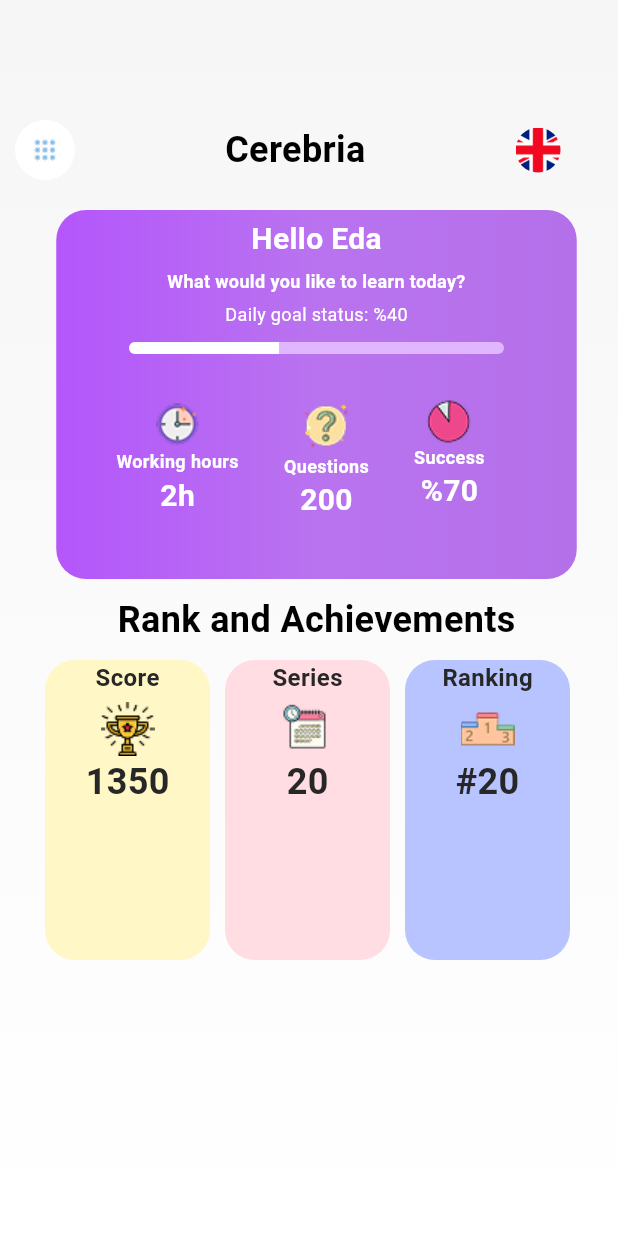
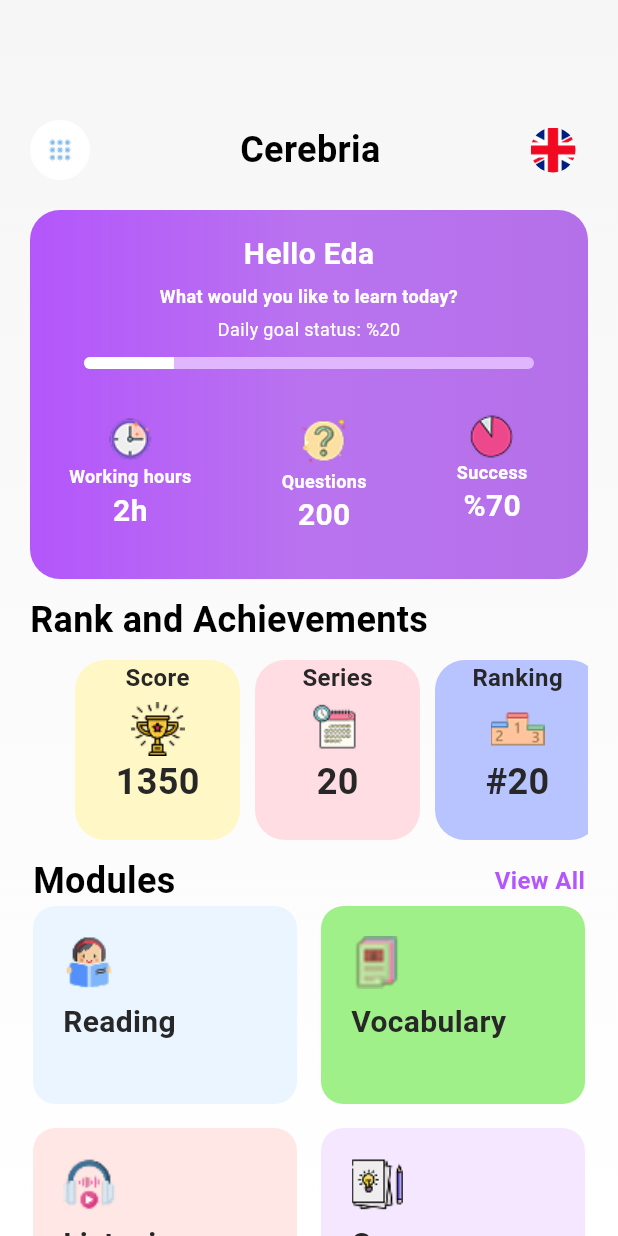
Before and after one commit to bbclubspace/cerebria, a Flutter app: the MainPage screen opened by its route, on a phone screen of 412 x 824 dp. Run offline on Flutter 3.47's test engine with Material 3 defaults, Android fonts, the phone set to English and light mode, and no system bars; our stand-ins replace flutter_svg.

Commit message:
Ana Sayfa ve Modül Sayfası düzenlendi

```diff
--- a/lib/constants/module_item.dart
+++ b/lib/constants/module_item.dart
@@ -8,6 +8,11 @@ final List<ModuleItem> modules = [
     name: 'Reading',
     iconPath: "assets/content-icon/read.png",
     color: colors.module.moduleContainerColor1,
+  ),
+  ModuleItem(
+    name: 'Vocabulary',
+    iconPath: "assets/content-icon/vocabulary.png",
+    color: colors.module.moduleContainerColor5,
   ),
   ModuleItem(
     name: 'Listening',
@@ -25,11 +30,6 @@ final List<ModuleItem> modules = [
     color: colors.module.moduleContainerColor4,
   ),
   ModuleItem(
-    name: 'Vocabulary',
-    iconPath: "assets/content-icon/vocabulary.png",
-    color: colors.module.moduleContainerColor5,
-  ),
-  ModuleItem(
     name: 'Exam',
     iconPath: "assets/content-icon/exam.png",
     color: colors.module.moduleContainerColor6,
--- a/lib/main.dart
+++ b/lib/main.dart
@@ -5,7 +5,6 @@ import 'package:cerebria/routes/routes.dart';
 import 'package:cerebria/pages/auth/login_page.dart';
 import 'package:cerebria/pages/auth/sing_up_page.dart';
 import 'package:flutter/material.dart';
-
 
 void main() {
   runApp(const MainApp());
@@ -20,7 +19,7 @@ class MainApp extends StatelessWidget {
       // uygulama çalışında debug diye bir flag oluyor ekranda onu kapadım
       debugShowCheckedModeBanner: false,
       // başlangıç olarak logini belirledim routes sınıfı üzerinden
-      initialRoute: Routes.reading_page,
+      initialRoute: Routes.login,
       // uygulama içindeki tüm routelar burada belirtilecek ve yönetilecek
       routes: {
         // drawer ile homepage kontrolü için mainpage de birleştirdim
@@ -28,9 +27,8 @@ class MainApp extends StatelessWidget {
         Routes.login: (context) => const LoginPage(),
         Routes.sing_up: (context) => const SignUpPage(),
 
-        Routes.module_page:(context) => const ModulePage(),
-        Routes.reading_page:(context) => const ReadingPage(),
-
+        Routes.module_page: (context) => const ModulePage(),
+        Routes.reading_page: (context) => const ReadingPage(),
       },
     );
   }
--- a/lib/pages/auth/sing_up_page.dart
+++ b/lib/pages/auth/sing_up_page.dart
@@ -6,8 +6,6 @@ import '../../widget/button/app_back_button.dart';
 import '../../widget/text/auth_title_text.dart';
 import '../../widget/textfield/auth_textfield.dart';
 import '../../widget/button/auth_button.dart';
-
-
 
 class SignUpPage extends StatelessWidget {
   const SignUpPage({Key? key}) : super(key: key);
--- a/lib/pages/home/home_page.dart
+++ b/lib/pages/home/home_page.dart
@@ -3,6 +3,9 @@ import 'package:flutter/cupertino.dart';
 import 'package:flutter/material.dart';
 import '../../constants/daily_content_data.dart';
 import '../../constants/rank_data.dart';
+import '../../constants/module_item.dart';
+
+import '../../routes/routes.dart';
 import '../../widget/container/daily_content_status.dart';
 import '../../widget/container/rank_and_ach_container.dart';
 import '../../widget/home_greeting.dart';
@@ -43,12 +46,13 @@ class _HomePageState extends State<HomePage> {
         ),
       ),
       child: Padding(
-        padding: const EdgeInsets.only(left: 10),
+        padding: const EdgeInsets.symmetric(horizontal: 20),
         child: Column(
           mainAxisAlignment: MainAxisAlignment.start,
+          crossAxisAlignment: CrossAxisAlignment.start,
           children: [
             const SizedBox(height: 80),
-             //menü, uygulama ismi, seçilen dil
+            //menü, uygulama ismi, seçilen dil
             //kodda çok yer kaplamaması için
             TopWidget(
               colors: colors,
@@ -70,7 +74,7 @@ class _HomePageState extends State<HomePage> {
             ),
             const SizedBox(height: 20),
             Container(
-              width: 347,
+              width: 400,
               height: 246,
               decoration: BoxDecoration(
                 //3 farklı renk vardı mor olan containerda gradient yapısı ile verebiliyoruz bunu
@@ -85,6 +89,7 @@ class _HomePageState extends State<HomePage> {
                 borderRadius: BorderRadius.circular(20),
               ),
               child: Column(
+                mainAxisAlignment: MainAxisAlignment.center,
                 children: [
                   const SizedBox(height: 5),
                   // isim falan onun içeriği
@@ -92,30 +97,27 @@ class _HomePageState extends State<HomePage> {
                     colors: colors,
                     username: "Eda",
                     subtitle: "What would you like to learn today?",
-                    dailyGoalStatus: "%40",
+                    dailyGoalStatus: "%20",
                   ),
 
                   const SizedBox(height: 10),
                   // ilerleme çubuğu value değeri şuan 0.4 ile sabit bunu ilerde içeriğe göre ayarlıcaz
-                  ProgressBar(colors: colors),
+                  ProgressBar(colors: colors, value: 0.2),
                   const SizedBox(height: 30),
 
                   // burada row row içerisinde de verebilirdim fakat kodda çok yer kaplıyor ve dinamik değil
                   // sürekli yeni bir şey geldiğinde elle eklememiz gerekiyor
-                  Padding(
-                    padding: const EdgeInsets.only(left: 40),
-                    child: SizedBox(
-                      height: 100,
+                  SizedBox(
+                    height: 100,
+                    width: 320,
+                    child: Center(
                       child: ListView.separated(
                         scrollDirection: Axis.horizontal,
-                        //default veri oluşturdum kullanmak için ilerde veritabanından gelicek onun uzunluğu kadar
                         itemCount: dailyContents.length,
-                        separatorBuilder: (_, __) => const SizedBox(width: 30),
+                        separatorBuilder: (_, __) => const SizedBox(width: 60),
                         itemBuilder: (context, index) {
                           final item = dailyContents[index];
                           return DailyContentStatus(
-                            // daily content için bir model sınıfı oluşturup onun tipinde liste oluşturmuştum
-                            // constants -> daily_content_data.dart içerisinde bakabilirsin
                             iconPath: item.iconPath,
                             title: item.title,
                             value: item.value,
@@ -142,9 +144,9 @@ class _HomePageState extends State<HomePage> {
             const SizedBox(height: 10),
             // daily content yapısına benzer yapı
             Padding(
-              padding: const EdgeInsets.only(left: 20),
+              padding: const EdgeInsets.only(left: 30),
               child: SizedBox(
-                height: 200,
+                height: 120,
                 child: ListView.separated(
                   scrollDirection: Axis.horizontal,
                   itemCount: ranks.length,
@@ -162,6 +164,87 @@ class _HomePageState extends State<HomePage> {
                 ),
               ),
             ),
+            const SizedBox(height: 10),
+            Padding(
+              padding: const EdgeInsets.symmetric(horizontal: 2),
+              child: Row(
+                // <-- Buraya Row eklendi
+                mainAxisAlignment: MainAxisAlignment
+                    .spaceBetween, // <-- Çocukları uçlara yaslar
+                children: [
+                  Text(
+                    "Modules",
+                    style: TextStyle(
+                      color: colors.home.titleTextColor,
+                      fontSize: 24,
+                      fontWeight: FontWeight.bold,
+                    ),
+                  ),
+                  InkWell(
+                    onTap: () {
+                      Navigator.pushNamed(context, Routes.module_page);
+                    },
+                    child: Text(
+                      "View All",
+                      style: TextStyle(
+                        color: colors.home.modulLinkColor,
+                        fontSize: 16,
+                        fontWeight: FontWeight.bold,
+                      ),
+                    ),
+                  ),
+                ],
+              ),
+            ),
+
+            // Moduller
+            Expanded(
+              child: GridView.count(
+                crossAxisCount: 2,
+                mainAxisSpacing: 16,
+                crossAxisSpacing: 16,
+                childAspectRatio: 160 / 120,
+                padding: const EdgeInsets.symmetric(horizontal: 2),
+                children: modules.take(4).map((item) {
+                  return InkWell(
+                    onTap: () {
+                      // Navigate to the module's specific page here
+                    },
+                    child: Container(
+                      decoration: BoxDecoration(
+                        color: item.color,
+                        borderRadius: BorderRadius.circular(15),
+                      ),
+                      child: Padding(
+                        padding: const EdgeInsets.only(left: 20),
+                        child: Column(
+                          mainAxisAlignment: MainAxisAlignment.start,
+                          crossAxisAlignment: CrossAxisAlignment.start,
+                          children: [
+                            const SizedBox(height: 20),
+                            Image.asset(
+                              item.iconPath,
+                              width: 35,
+                              height: 35,
+                              fit: BoxFit.contain,
+                            ),
+                            const SizedBox(height: 8),
+                            Text(
+                              item.name,
+                              style: TextStyle(
+                                color: colors.module.moduleContainerTextColor,
+                                fontSize: 20,
+                                fontWeight: FontWeight.bold,
+                              ),
+                            ),
+                          ],
+                        ),
+                      ),
+                    ),
+                  );
+                }).toList(),
+              ),
+            ),
           ],
         ),
       ),
--- a/lib/pages/module/module_page.dart
+++ b/lib/pages/module/module_page.dart
@@ -3,8 +3,8 @@ import 'package:cerebria/themes/app_colors.dart';
 
 import 'package:flutter/cupertino.dart';
 import 'package:flutter/material.dart';
+import '../../routes/routes.dart';
 
-import '../../widget/button/app_back_button.dart';
 import '../../widget/page_top_item.dart';
 
 class ModulePage extends StatelessWidget {
@@ -21,26 +21,11 @@ class ModulePage extends StatelessWidget {
         children: [
           SizedBox(height: 70),
 
-          Row(
-            children: [
-              const SizedBox(width: 16),
-              AppBackButton(iconPath: "assets/auth-icon/back.png", colors: colors),
-              const SizedBox(width: 100),
-               Text(
-                "Module",
-                style: TextStyle(fontSize: 30, fontWeight: FontWeight.w400,color: colors.module.titleTextColor),
-              ),
-            ],
-          ),
+          // back button and page name
+          PageTopItem(colors: colors, pageName: "Module"),
           const SizedBox(height: 16),
 
           // module grid
-
-          // back button and page name
-          PageTopItem(colors: colors,pageName: "Module",),
-          const SizedBox(height: 16),
-       // module grid
-
           Expanded(
             child: GridView.builder(
               padding: const EdgeInsets.all(16),
@@ -74,7 +59,7 @@ class ModulePage extends StatelessWidget {
                         const SizedBox(height: 8),
                         Text(
                           item.name,
-                          style:  TextStyle(
+                          style: TextStyle(
                             color: colors.module.moduleContainerTextColor,
                             fontSize: 20,
                             fontWeight: FontWeight.bold,
--- a/lib/themes/home/home_colors.dart
+++ b/lib/themes/home/home_colors.dart
@@ -5,19 +5,35 @@ class HomeColors {
 
   const HomeColors({required this.isDarkMode});
 
-  Color get pageBgColor1 => isDarkMode ? const Color(0xFF1E1E1E) : const Color(0xFFF6F6F6);
-  Color get pageBgColor2 => isDarkMode ? const Color(0xFF121212) : const Color(0xFFFFFFFF);
-  Color get menuButtonBgColor => isDarkMode ? const Color(0xFF2A2A2A) : const Color(0xFFFFFFFF);
-  Color get appNameTextColor => isDarkMode ? const Color(0xFFFFFFFF) : const Color(0xFF000000);
-  Color get mainContainerColor1 => isDarkMode ? const Color(0xFF8F3BCE) : const Color(0xFFB456FB);
-  Color get mainContainerColor2 => isDarkMode ? const Color(0xFF9244E0) : const Color(0xFFB973EF);
-  Color get mainContainerColor3 => isDarkMode ? const Color(0xFF8349D3) : const Color(0xFFB470E9);
+  Color get pageBgColor1 =>
+      isDarkMode ? const Color(0xFF1E1E1E) : const Color(0xFFF6F6F6);
+  Color get pageBgColor2 =>
+      isDarkMode ? const Color(0xFF121212) : const Color(0xFFFFFFFF);
+  Color get menuButtonBgColor =>
+      isDarkMode ? const Color(0xFF2A2A2A) : const Color(0xFFFFFFFF);
+  Color get appNameTextColor =>
+      isDarkMode ? const Color(0xFFFFFFFF) : const Color(0xFF000000);
+  Color get mainContainerColor1 =>
+      isDarkMode ? const Color(0xFF8F3BCE) : const Color(0xFFB456FB);
+  Color get mainContainerColor2 =>
+      isDarkMode ? const Color(0xFF9244E0) : const Color(0xFFB973EF);
+  Color get mainContainerColor3 =>
+      isDarkMode ? const Color(0xFF8349D3) : const Color(0xFFB470E9);
   Color get mainContainerTextColor => const Color(0xFFFFFFFF);
-  Color get statusBarStartColor => isDarkMode ? const Color(0xFF222222) : const Color(0xFFFFFFFF);
-  Color get statusBarEndColor => isDarkMode ? const Color(0xFF333333) : const Color(0xFFE0B7FF);
-  Color get titleTextColor => isDarkMode ? const Color(0xFFFFFFFF) : const Color(0xFF000000);
-  Color get rankTextColor => isDarkMode ? const Color(0xFFDCDCDC) : const Color(0xFF282727);
-  Color get rankContainerColor1 => isDarkMode ? const Color(0xFF444444) : const Color(0xFFFFF7C6);
-  Color get rankContainerColor2 => isDarkMode ? const Color(0xFF555555) : const Color(0xFFFFDDE2);
-  Color get rankContainerColor3 => isDarkMode ? const Color(0xFF666666) : const Color(0xFFB7C4FF);
+  Color get statusBarStartColor =>
+      isDarkMode ? const Color(0xFF222222) : const Color(0xFFFFFFFF);
+  Color get statusBarEndColor =>
+      isDarkMode ? const Color(0xFF333333) : const Color(0xFFE0B7FF);
+  Color get titleTextColor =>
+      isDarkMode ? const Color(0xFFFFFFFF) : const Color(0xFF000000);
+  Color get rankTextColor =>
+      isDarkMode ? const Color(0xFFDCDCDC) : const Color(0xFF282727);
+  Color get rankContainerColor1 =>
+      isDarkMode ? const Color(0xFF444444) : const Color(0xFFFFF7C6);
+  Color get rankContainerColor2 =>
+      isDarkMode ? const Color(0xFF555555) : const Color(0xFFFFDDE2);
+  Color get rankContainerColor3 =>
+      isDarkMode ? const Color(0xFF666666) : const Color(0xFFB7C4FF);
+  Color get modulLinkColor =>
+      isDarkMode ? const Color(0xFFB456FB) : const Color(0xFFB456FB);
 }
--- a/lib/widget/button/app_back_button.dart
+++ b/lib/widget/button/app_back_button.dart
@@ -18,7 +18,7 @@ class AppBackButton extends StatelessWidget {
   @override
   Widget build(BuildContext context) {
     return GestureDetector(
-      onTap: onTap,
+      onTap: onTap ?? () => Navigator.of(context).pop(),
       child: Container(
         width: 50,
         height: 50,
@@ -30,7 +30,8 @@ class AppBackButton extends StatelessWidget {
             width: 1,
           ),
         ),
-        child: Center( // Icon'u tam ortaya almak için
+        child: Center(
+          // Icon'u tam ortaya almak için
           child: Image.asset(
             iconPath,
             width: 24, // Daha küçük boyut
--- a/lib/widget/progressbar/progress_bar.dart
+++ b/lib/widget/progressbar/progress_bar.dart
@@ -4,14 +4,15 @@ import 'package:flutter/material.dart';
 import '../../themes/app_colors.dart';
 
 class ProgressBar extends StatelessWidget {
-  const ProgressBar({super.key, required this.colors});
+  const ProgressBar({super.key, required this.colors, required this.value});
 
   final AppColors colors;
+  final double value;
 
   @override
   Widget build(BuildContext context) {
     return Container(
-      width: 250,
+      width: 300,
       height: 8,
       decoration: BoxDecoration(
         color: colors.home.statusBarEndColor,
@@ -20,7 +21,7 @@ class ProgressBar extends StatelessWidget {
       child: ClipRRect(
         borderRadius: BorderRadius.circular(10),
         child: LinearProgressIndicator(
-          value: 0.4,
+          value: value,
           backgroundColor: Colors.transparent,
           valueColor: AlwaysStoppedAnimation<Color>(
             colors.home.statusBarStartColor,
```
Also changed, not shown: lib/widget/page_top_item.dart (+7 -8 lines), lib/widget/container/rank_and_ach_container.dart (line endings or trailing spaces), pubspec.lock.
